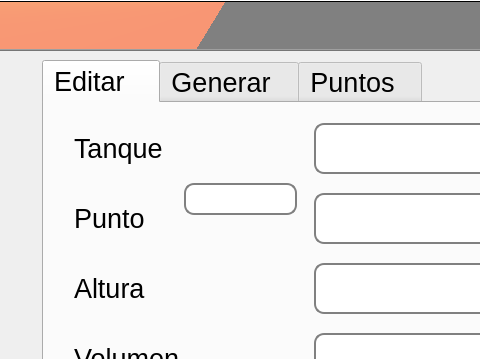
Old version of the form mainwindow.ui in the repository ATG-cmd/ATG-VA; both pictures show x 568 to 1048 and y 0 to 359 of the 1200 by 600 pixel window.
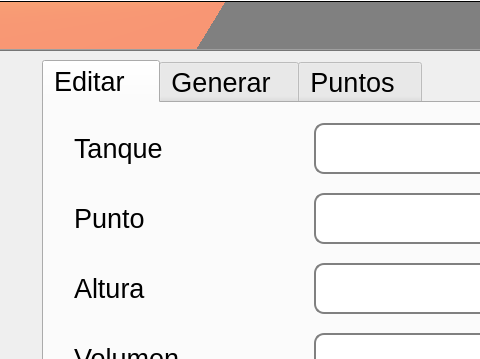
New version of the form. The open tabs and pages were chosen to show the change. Icons and pictures are not drawn.

The edit to the form file:
```diff
--- a/mainwindow.ui
+++ b/mainwindow.ui
@@ -2337,16 +2337,6 @@
          <string/>
         </property>
        </widget>
-       <widget class="QLineEdit" name="lineEdit">
-        <property name="geometry">
-         <rect>
-          <x>140</x>
-          <y>80</y>
-          <width>113</width>
-          <height>32</height>
-         </rect>
-        </property>
-       </widget>
       </widget>
       <widget class="QWidget" name="Tab_generar">
        <attribute name="title">
```
Left out of the diff: 17 changed lines with no effect on the pictures.
